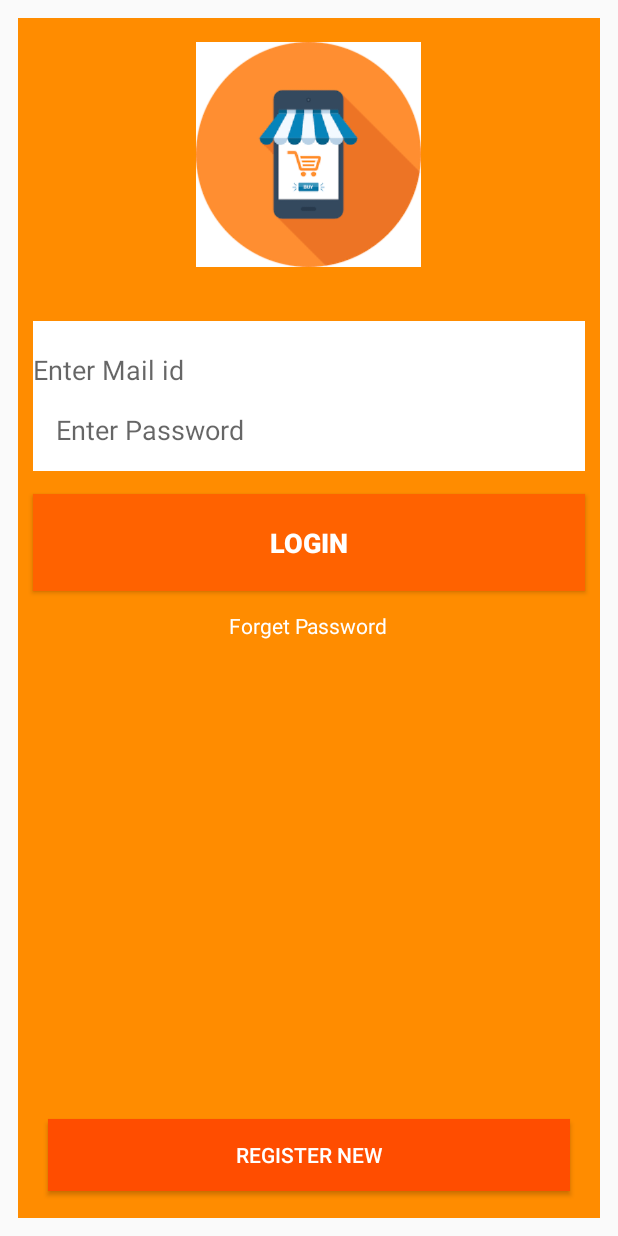
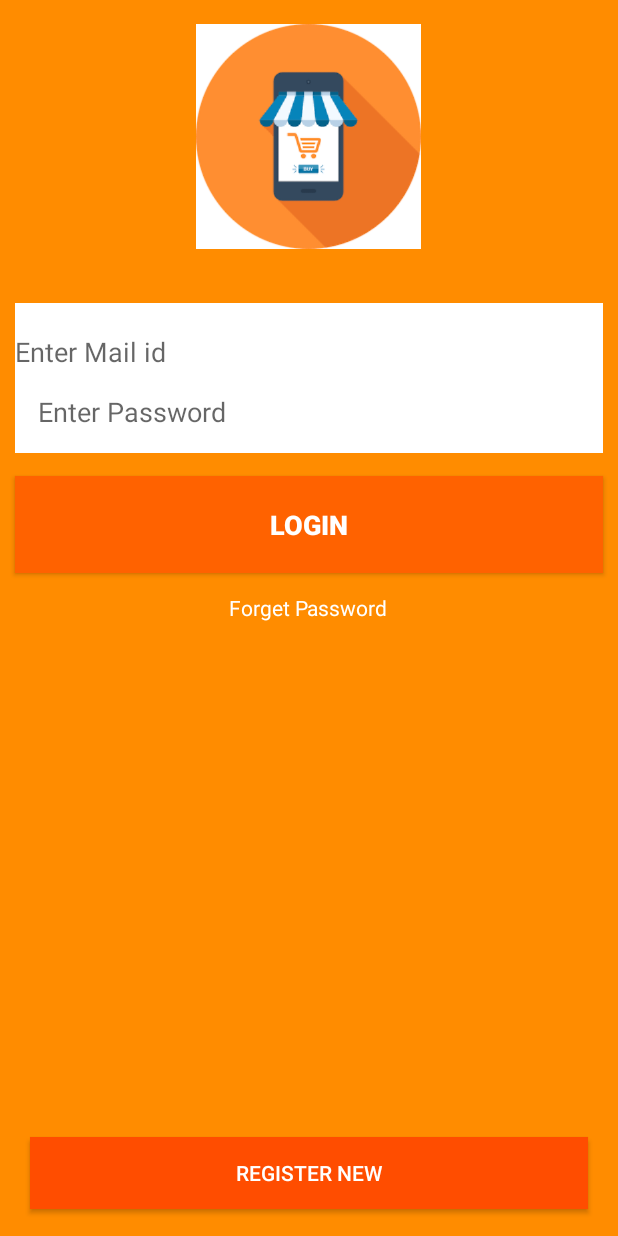
Before and after one commit to georgemani1225/Flipbuy, an Android app: the LoginActivity screen opened directly, with no data from a screen before it, on a phone screen of 412 x 824 dp. Run offline under Robolectric (Android 15) with nearby library versions, the phone set to English and light mode, and no system bars; Roboto replaces fonts that are not available here.

Commit message:
splashscreen,login screen

```diff
--- a/app/src/main/res/layout/activity_login.xml
+++ b/app/src/main/res/layout/activity_login.xml
@@ -5,8 +5,7 @@
     android:layout_width="match_parent"
     android:layout_height="match_parent"
     tools:context=".LoginActivity"
-    android:background="#ff8c00"
-    android:layout_margin="12dp">
+    android:background="#ff8c00">
     <ImageView
         android:id="@+id/imgLogoLogin"
         android:layout_width="150dp"
```
